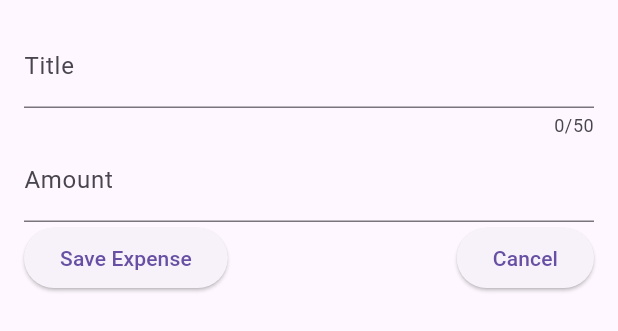
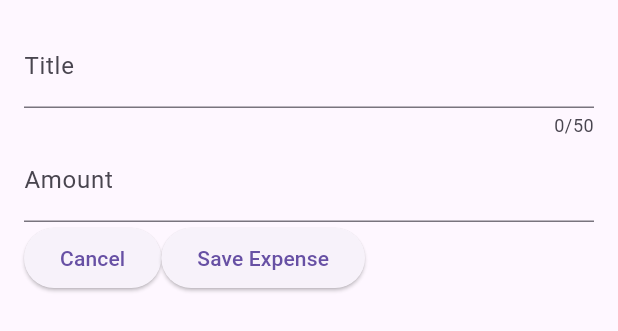
Before and after one commit to zakdim/expense_tracker, a Flutter app: the NewExpense widget shown alone on an empty page, opened directly, on a phone screen of 412 x 824 dp. Shown: the top 331 px of the screen. Run offline on Flutter 3.47's test engine with Material 2 defaults, Android fonts, the phone set to English and light mode, and no system bars.

Commit message:
s05-110 Exercise Solution

```diff
--- a/lib/widgets/new_expense.dart
+++ b/lib/widgets/new_expense.dart
@@ -35,22 +35,22 @@ class _NewExpenseState extends State<NewExpense> {
             controller: _amountController,
             keyboardType: TextInputType.number,
             decoration: const InputDecoration(
+              prefixText: '\$ ',
               label: Text('Amount'),
             ),
           ),
           Row(
             children: [
               ElevatedButton(
+                onPressed: () {},
+                child: const Text('Cancel'),
+              ),
+              ElevatedButton(
                 onPressed: () {
                   print('${_titleController.text}, ${_amountController.text}');
                 },
                 child: const Text('Save Expense'),
               ),
-              const Spacer(),
-              ElevatedButton(
-                onPressed: () {},
-                child: const Text('Cancel'),
-              )
             ],
           ),
         ],
```
